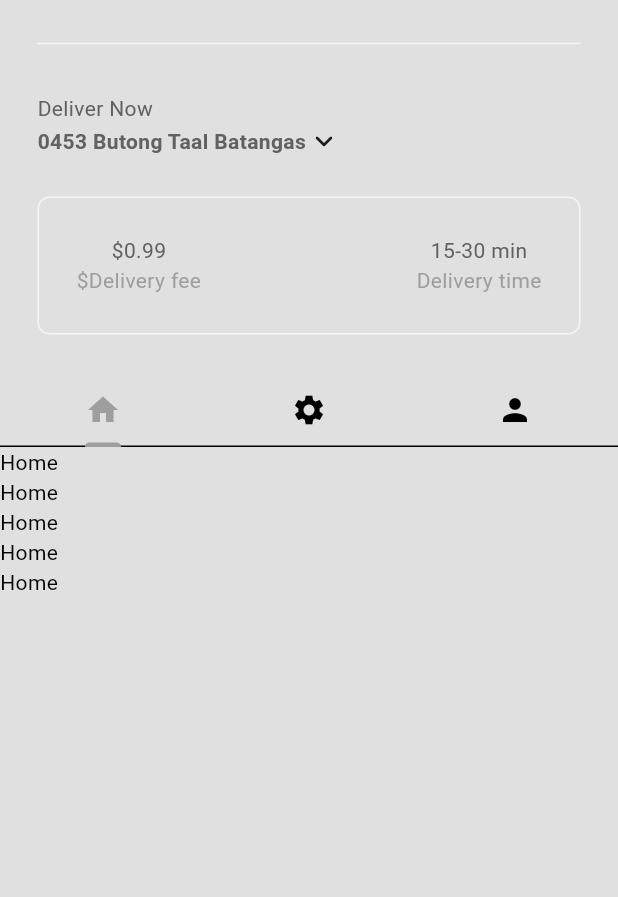
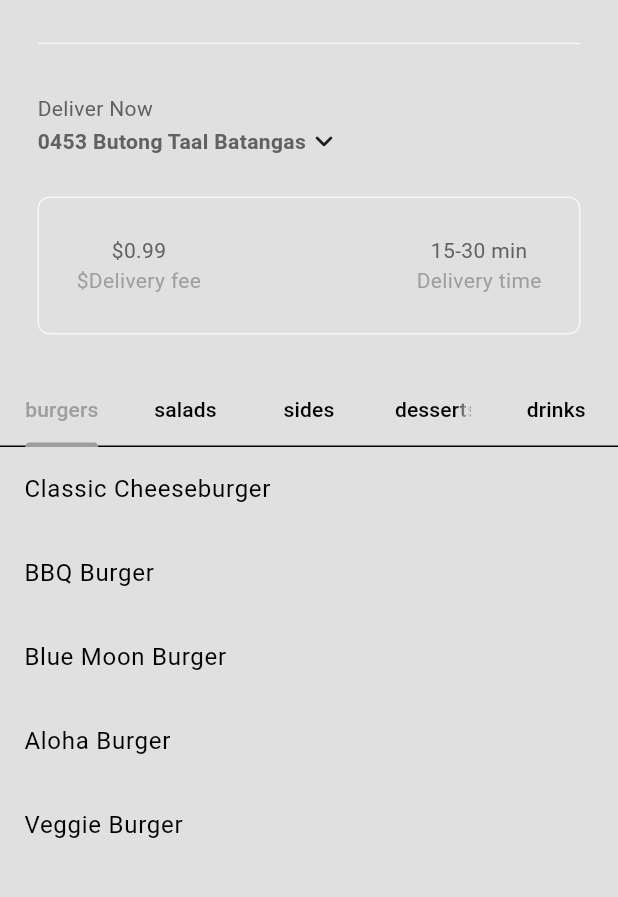
Before and after one commit to gabs086/my_flutter_practices, a Flutter app: the screen it shows after launch, after a tap on "Sign In", on a phone screen of 412 x 824 dp, the part 63-960 px from its top. Run offline on Flutter 3.47's test engine with Material 3 defaults, Android fonts, the phone set to English and light mode, and no system bars.

Commit message:
Update pubspec, implement Multiprovider, create restaurant model with ChangeNotifier, customize tab bar in Home screen

```diff
--- a/lib/main.dart
+++ b/lib/main.dart
@@ -1,11 +1,26 @@
 import 'package:flutter/material.dart';
 import 'package:flutter_application_1/auth/login_or_register.dart';
+import 'package:flutter_application_1/models/restaurant_model.dart';
 import 'package:flutter_application_1/themes/theme_provider.dart';
 import 'package:provider/provider.dart';
 
 void main() {
-  runApp(ChangeNotifierProvider(
-      create: (context) => ThemeProvider(), child: const MyApp()));
+  WidgetsFlutterBinding.ensureInitialized();
+
+//* With one provider
+  // runApp(ChangeNotifierProvider(
+  //     create: (context) => ThemeProvider(), child: const MyApp()));
+
+  //* With many provider
+  runApp(MultiProvider(
+    providers: [
+      //* theme provider
+      ChangeNotifierProvider(create: (context) => ThemeProvider()),
+      //* restaurant provider
+      ChangeNotifierProvider(create: (context) => Restaurant()),
+    ],
+    child: const MyApp(),
+  ));
 }
 
 class MyApp extends StatelessWidget {
--- /dev/null
+++ b/lib/models/restaurant_model.dart
@@ -0,0 +1,363 @@
+import 'package:flutter/material.dart';
+
+import 'food_model.dart';
+
+class Restaurant extends ChangeNotifier {
+  //* list of food menu
+  final List<Food> _menu = [
+    //* burgers
+    Food(
+      name: "Classic Cheeseburger",
+      description:
+          "A juicy beef patty with melted cheddar, lettuce, tomato, and a hint of onion and pickle.",
+      imagePath: "lib/images/burgers/cheese_burger.jpg",
+      price: 0.99,
+      category: FoodCategory.burgers,
+      availableAddons: [
+        Addon(name: "Extra cheese", price: 0.99),
+        Addon(name: "Bacon", price: 1.99),
+        Addon(name: "Avocado", price: 2.99),
+      ],
+    ),
+    Food(
+      name: "BBQ Burger",
+      description:
+          "A classic burger featuring a beef patty topped with smoky BBQ sauce, cheddar cheese, crispy onion rings, lettuce, and tomato, all sandwiched between a toasted bun.",
+      imagePath: "lib/images/burgers/bbq_burger.jpg",
+      price: 0.99,
+      category: FoodCategory.burgers,
+      availableAddons: [
+        Addon(name: "Extra cheese", price: 0.99),
+        Addon(name: "Bacon", price: 1.99),
+        Addon(name: "Avocado", price: 2.99),
+      ],
+    ),
+    Food(
+      name: "Blue Moon Burger",
+      description:
+          "A beef patty topped with blue cheese, caramelized onions, arugula, and sliced pear, served on a toasted bun.",
+      imagePath: "lib/images/burgers/bluemoon_burger.jpg",
+      price: 0.99,
+      category: FoodCategory.burgers,
+      availableAddons: [
+        Addon(name: "Extra cheese", price: 0.99),
+        Addon(name: "Bacon", price: 1.99),
+        Addon(name: "Avocado", price: 2.99),
+      ],
+    ),
+    Food(
+      name: "Aloha Burger",
+      description:
+          "A tropical twist on a burger with a beef patty, grilled pineapple slice, teriyaki sauce, lettuce, tomato, and Swiss cheese, all in a toasted bun.",
+      imagePath: "lib/images/burgers/aloha_burger.png",
+      price: 0.99,
+      category: FoodCategory.burgers,
+      availableAddons: [
+        Addon(name: "Extra cheese", price: 0.99),
+        Addon(name: "Bacon", price: 1.99),
+        Addon(name: "Avocado", price: 2.99),
+      ],
+    ),
+    Food(
+      name: "Veggie Burger",
+      description:
+          "A meatless option featuring a veggie patty made from ingredients such as beans, grains, and vegetables, topped with lettuce, tomato, avocado, and your choice of cheese and sauce.",
+      imagePath: "lib/images/burgers/vege_burger.jpg",
+      price: 0.99,
+      category: FoodCategory.burgers,
+      availableAddons: [
+        Addon(name: "Extra cheese", price: 0.99),
+        Addon(name: "Bacon", price: 1.99),
+        Addon(name: "Avocado", price: 2.99),
+      ],
+    ),
+
+    //*salads
+    Food(
+      name: "Caesar Salad",
+      description:
+          "A salad of romaine lettuce, croutons, and Parmesan cheese, dressed with Caesar dressing.",
+      imagePath: "lib/images/salads/Caesar_Salad.jpg",
+      price: 0.99,
+      category: FoodCategory.salads,
+      availableAddons: [
+        Addon(name: "Grilled Chicken", price: 0.99),
+        Addon(name: "Croutons", price: 1.99),
+        Addon(name: "Anchovies", price: 2.99),
+      ],
+    ),
+    Food(
+      name: "Greek Salad",
+      description:
+          "A salad of tomatoes, cucumbers, red onions, olives, and feta cheese, dressed with olive oil and lemon juice.",
+      imagePath: "lib/images/salads/Greek_Salad.jpg",
+      price: 0.99,
+      category: FoodCategory.salads,
+      availableAddons: [
+        Addon(name: "Grilled Shrimp", price: 0.99),
+        Addon(name: "Olive Tapenade", price: 1.99),
+        Addon(name: "Extra Feta Cheese", price: 2.99),
+      ],
+    ),
+    Food(
+      name: "Caprese Salad",
+      description:
+          "A simple Italian salad of tomatoes, fresh mozzarella, and basil, drizzled with balsamic glaze.",
+      imagePath: "lib/images/salads/Caprese_Salad.jpg",
+      price: 0.99,
+      category: FoodCategory.salads,
+      availableAddons: [
+        Addon(name: "Balsamic Reduction", price: 0.99),
+        Addon(name: "Prosciutto", price: 1.99),
+        Addon(name: "Roasted Red Peppers", price: 2.99),
+      ],
+    ),
+    Food(
+      name: "Quinoa Salad",
+      description:
+          "A salad made with quinoa, vegetables like cucumber and bell peppers, and a tangy dressing.",
+      imagePath: "lib/images/salads/Quinoa_Salad.jpg",
+      price: 0.99,
+      category: FoodCategory.salads,
+      availableAddons: [
+        Addon(name: "Grilled Vegetables", price: 0.99),
+        Addon(name: "Chickpeas", price: 1.99),
+        Addon(name: "Lemon Dressing", price: 2.99),
+      ],
+    ),
+    Food(
+      name: "Cobb Salad",
+      description:
+          "A salad of mixed greens, tomatoes, bacon, boiled eggs, grilled chicken, and avocado, dressed with vinaigrette.",
+      imagePath: "lib/images/salads/Cobb_Salad.jpg",
+      price: 0.99,
+      category: FoodCategory.salads,
+      availableAddons: [
+        Addon(name: "Blue Cheese Crumbles", price: 0.99),
+        Addon(name: "Hard-Boiled Egg", price: 1.99),
+        Addon(name: "Bacon Bits", price: 2.99),
+      ],
+    ),
+
+    //* sides
+    Food(
+      name: "Garlic Bread",
+      description:
+          " Bread toasted with garlic butter and herbs, often served alongside pasta dishes.",
+      imagePath: "lib/images/sides/Garlic_Bread.jpg",
+      price: 0.99,
+      category: FoodCategory.sides,
+      availableAddons: [
+        Addon(name: "Cheese", price: 0.99),
+        Addon(name: "Herb Butter", price: 1.99),
+        Addon(name: "Tomato Sauce", price: 2.99),
+      ],
+    ),
+    Food(
+      name: "Mashed Potatoes",
+      description: "Creamy, buttery potatoes whipped to a smooth consistency",
+      imagePath: "lib/images/sides/Mashed_Potatoes.jpg",
+      price: 0.99,
+      category: FoodCategory.sides,
+      availableAddons: [
+        Addon(name: "Gravy", price: 0.99),
+        Addon(name: "Cheese Topping", price: 1.99),
+        Addon(name: "Chopped Herbs", price: 2.99),
+      ],
+    ),
+    Food(
+      name: "Steamed Asparagus",
+      description:
+          "Fresh asparagus spears steamed until tender and seasoned with salt and pepper.",
+      imagePath: "lib/images/sides/Steamed_Asparagus.png",
+      price: 0.99,
+      category: FoodCategory.sides,
+      availableAddons: [
+        Addon(name: "Lemon Zest", price: 0.99),
+        Addon(name: "Toasted Almonds", price: 1.99),
+        Addon(name: "Butter Sauce", price: 2.99),
+      ],
+    ),
+    Food(
+      name: "Coleslaw",
+      description:
+          "A salad of shredded cabbage and carrots, mixed with a creamy or tangy dressing.",
+      imagePath: "lib/images/sides/Coleslaw.jpg",
+      price: 0.99,
+      category: FoodCategory.sides,
+      availableAddons: [
+        Addon(name: "Jalapenos", price: 0.99),
+        Addon(name: "Pineapple Chunks", price: 1.99),
+        Addon(name: "Nuts", price: 2.99),
+      ],
+    ),
+    Food(
+      name: "Grilled Vegetables",
+      description:
+          "A selection of seasonal vegetables grilled and seasoned with olive oil and herbs.",
+      imagePath: "lib/images/sides/Grilled_Vegetables.jpg",
+      price: 0.99,
+      category: FoodCategory.sides,
+      availableAddons: [
+        Addon(name: "Balsamic Glaze", price: 0.99),
+        Addon(name: "Herb Oil", price: 1.99),
+        Addon(name: "Goat Cheese Crumbles", price: 2.99),
+      ],
+    ),
+
+    //* desserts
+    Food(
+      name: "Chocolate Cake",
+      description:
+          "A rich, moist cake made with cocoa powder and topped with creamy chocolate frosting or ganache.",
+      imagePath: "lib/images/desserts/Chocolate_Cake.jpg",
+      price: 0.99,
+      category: FoodCategory.desserts,
+      availableAddons: [
+        Addon(name: "Extra Chocolate", price: 0.99),
+        Addon(name: "CreamWhipped Cream", price: 1.99),
+        Addon(name: "Fruit Sauce", price: 2.99),
+      ],
+    ),
+    Food(
+      name: "Apple Pie",
+      description:
+          "A classic dessert made with spiced, sweet apple filling encased in a flaky, buttery crust.",
+      imagePath: "lib/images/desserts/Apple_Pie.jpg",
+      price: 0.99,
+      category: FoodCategory.desserts,
+      availableAddons: [
+        Addon(name: "Vanilla Ice Cream", price: 0.99),
+        Addon(name: "Caramel Drizzle", price: 1.99),
+        Addon(name: "Cinnamon Sugar", price: 2.99),
+      ],
+    ),
+    Food(
+      name: "Tiramisu",
+      description:
+          "An Italian dessert made with layers of coffee-soaked ladyfingers and mascarpone cheese, dusted with cocoa powder.",
+      imagePath: "lib/images/desserts/Tiramisu.jpg",
+      price: 0.99,
+      category: FoodCategory.desserts,
+      availableAddons: [
+        Addon(name: "Extra Cocoa Powder", price: 0.99),
+        Addon(name: "Espresso Shot", price: 1.99),
+        Addon(name: "Mascarpone Cream", price: 2.99),
+      ],
+    ),
+    Food(
+      name: "Cheesecake",
+      description:
+          "A creamy dessert with a crumbly crust and a sweet, smooth cheese filling, often topped with fruit or chocolate.",
+      imagePath: "lib/images/desserts/Cheesecake.jpg",
+      price: 0.99,
+      category: FoodCategory.desserts,
+      availableAddons: [
+        Addon(name: "Fruit Topping", price: 0.99),
+        Addon(name: "Caramel Drizzle", price: 1.99),
+        Addon(name: "Chocolate Ganache", price: 2.99),
+      ],
+    ),
+    Food(
+      name: "Creme Brulee",
+      description:
+          "A French dessert consisting of a rich custard base with a crispy, caramelized sugar topping.",
+      imagePath: "lib/images/desserts/Creme_Brulee.jpg",
+      price: 0.99,
+      category: FoodCategory.desserts,
+      availableAddons: [
+        Addon(name: "Fresh Berries", price: 0.99),
+        Addon(name: "Citrus Zest", price: 1.99),
+        Addon(name: "Caramelized Sugar", price: 2.99),
+      ],
+    ),
+
+    //* drinks
+    Food(
+      name: "Mojito",
+      description:
+          "A refreshing cocktail made with white rum, lime juice, mint leaves, sugar, and soda water.",
+      imagePath: "lib/images/drinks/Mojito.jpg",
+      price: 0.99,
+      category: FoodCategory.drinks,
+      availableAddons: [
+        Addon(name: "Extra Mint Leaves", price: 0.99),
+        Addon(name: "Lime Wedge", price: 1.99),
+        Addon(name: "Flavored Syrups", price: 2.99),
+      ],
+    ),
+    Food(
+      name: "Iced Coffee",
+      description:
+          "A chilled coffee beverage served over ice, often with milk or cream and sweetener.",
+      imagePath: "lib/images/drinks/Iced_Coffee.jpg",
+      price: 0.99,
+      category: FoodCategory.drinks,
+      availableAddons: [
+        Addon(name: "Flavored Syrups", price: 0.99),
+        Addon(name: "Whipped Cream", price: 1.99),
+        Addon(name: "Coffee Ice Cubes", price: 2.99),
+      ],
+    ),
+    Food(
+      name: "Piña Colada",
+      description:
+          "A tropical cocktail made with rum, coconut cream, and pineapple juice, garnished with a pineapple wedge.",
+      imagePath: "lib/images/drinks/Pina_Colada.jpg",
+      price: 0.99,
+      category: FoodCategory.drinks,
+      availableAddons: [
+        Addon(name: "Coconut Flakes", price: 0.99),
+        Addon(name: "Pineapple Garnish", price: 1.99),
+        Addon(name: "Dark Rum Float", price: 2.99),
+      ],
+    ),
+    Food(
+      name: "Matcha Latte",
+      description:
+          "A smooth, frothy beverage made with matcha green tea powder and steamed milk.",
+      imagePath: "lib/images/drinks/Matcha_Latte.jpg",
+      price: 0.99,
+      category: FoodCategory.drinks,
+      availableAddons: [
+        Addon(name: "Sweetened Condensed Milk", price: 0.99),
+        Addon(name: "Whipped Cream", price: 1.99),
+        Addon(name: "Matcha Dusting", price: 2.99),
+      ],
+    ),
+    Food(
+      name: "Berry Smoothie",
+      description:
+          "A healthy drink made with blended berries, yogurt, and a liquid base like juice or milk.",
+      imagePath: "lib/images/drinks/Berry_Smoothie.jpg",
+      price: 0.99,
+      category: FoodCategory.drinks,
+      availableAddons: [
+        Addon(name: "Protein Powder", price: 0.99),
+        Addon(name: "Chia Seeds", price: 1.99),
+        Addon(name: "Honey Drizzle", price: 2.99),
+      ],
+    ),
+  ];
+
+  //* GETTERS
+  List<Food> get menu => _menu;
+
+  //* OPERATIONS
+
+  //* add to cart
+
+  //* remove from cart
+
+  //* get total number of items in the cart
+
+  //* clear the cart
+
+  //* HELPERS
+
+  //* generate a receipt
+
+  //* format double value into money
+
+  //* format list of addons into a string summary
+}
--- a/lib/screens/home_screen.dart
+++ b/lib/screens/home_screen.dart
@@ -1,9 +1,12 @@
 import 'package:flutter/material.dart';
+import 'package:flutter_application_1/models/food_model.dart';
+import 'package:flutter_application_1/models/restaurant_model.dart';
 import 'package:flutter_application_1/widgets/custom_current_location.dart';
 import 'package:flutter_application_1/widgets/custom_description_box.dart';
 import 'package:flutter_application_1/widgets/custom_drawer.dart';
 import 'package:flutter_application_1/widgets/custom_sliver_app_bar.dart';
 import 'package:flutter_application_1/widgets/custom_tab_bar.dart';
+import 'package:provider/provider.dart';
 
 class HomeScreen extends StatefulWidget {
   const HomeScreen({super.key});
@@ -20,8 +23,8 @@ class _HomeScreenState extends State<HomeScreen>
   @override
   void initState() {
     super.initState();
-    _tabController =
-        TabController(length: 3, vsync: this); //* Length of the tab
+    _tabController = TabController(
+        length: FoodCategory.values.length, vsync: this); //* Length of the tab
   }
 
 //*  Called when this object is removed from the tree permanently.
@@ -29,6 +32,28 @@ class _HomeScreenState extends State<HomeScreen>
   void dispose() {
     _tabController.dispose();
     super.dispose();
+  }
+
+  //* Sort out and return a list of food items that belong to a specific category
+  List<Food> _filterMenuByCategory(FoodCategory category, List<Food> fullMenu) {
+    return fullMenu.where((food) => food.category == category).toList();
+  }
+
+  // * Return list of foods in given category
+  List<Widget> getFoodInThisCategory(List<Food> fullMenu) {
+    return FoodCategory.values.map((category) {
+      List<Food> categoryMenu = _filterMenuByCategory(category, fullMenu);
+
+      return ListView.builder(
+        itemCount: categoryMenu.length,
+        physics: const NeverScrollableScrollPhysics(),
+        itemBuilder: (context, index) {
+          return ListTile(
+            title: Text(categoryMenu[index].name),
+          );
+        },
+      );
+    }).toList();
   }
 
   @override
@@ -61,14 +86,11 @@ class _HomeScreenState extends State<HomeScreen>
                 ],
               ))
         ],
-        body: TabBarView(controller: _tabController, children: [
-          ListView.builder(
-              itemCount: 5, itemBuilder: (context, index) => Text("Home")),
-          ListView.builder(
-              itemCount: 5, itemBuilder: (context, index) => Text("Settings")),
-          ListView.builder(
-              itemCount: 5, itemBuilder: (context, index) => Text("Profile")),
-        ]),
+        body: Consumer<Restaurant>(
+          builder: (context, restaurant, child) => TabBarView(
+              controller: _tabController,
+              children: getFoodInThisCategory(restaurant.menu)),
+        ),
       ),
     );
   }
--- a/lib/widgets/custom_tab_bar.dart
+++ b/lib/widgets/custom_tab_bar.dart
@@ -1,29 +1,26 @@
+import 'package:flutter/foundation.dart';
 import 'package:flutter/material.dart';
+import 'package:flutter_application_1/models/food_model.dart';
 
 class CustomTabBar extends StatelessWidget {
   final TabController tabController;
 
   const CustomTabBar({super.key, required this.tabController});
 
+  List<Tab> _buildCategoryTabs() {
+    //* enum for food categories
+    return FoodCategory.values
+        .map((category) => Tab(
+              text: category.toString().split('.').last,
+            ))
+        .toList();
+  }
+
   @override
   Widget build(BuildContext context) {
     return TabBar(
       controller: tabController,
-      tabs: [
-        //* 1st Tab. Home
-        Tab(
-          icon: Icon(Icons.home),
-        ),
-        //* 2nd Tab. Settings
-        Tab(
-          icon: Icon(Icons.settings),
-        ),
-
-        //* 3rd Tab. Settings
-        Tab(
-          icon: Icon(Icons.person),
-        ),
-      ],
+      tabs: _buildCategoryTabs(),
     );
   }
 }
```
Also changed, not shown: pubspec.yaml (+7 -6 lines).
